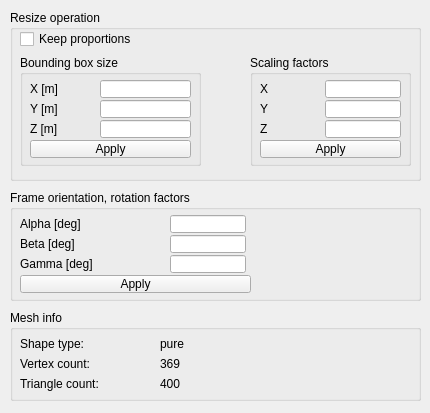
Qt form ui/qdlggeometry.ui (CoppeliaRobotics/coppeliaSimLib) before a commit.
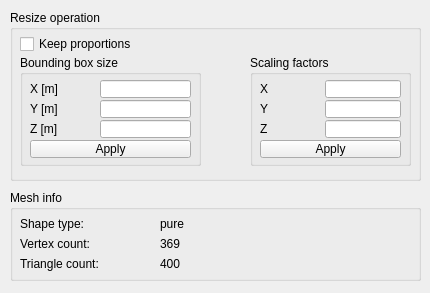
The same form after that commit.

Patch:
```diff
--- a/ui/qdlggeometry.ui
+++ b/ui/qdlggeometry.ui
@@ -7,7 +7,7 @@
     <x>0</x>
     <y>0</y>
     <width>430</width>
-    <height>413</height>
+    <height>293</height>
    </rect>
   </property>
   <property name="windowTitle">
@@ -35,7 +35,7 @@
     <property name="geometry">
      <rect>
       <x>10</x>
-      <y>20</y>
+      <y>25</y>
       <width>221</width>
       <height>18</height>
      </rect>
@@ -250,112 +250,11 @@
     </widget>
    </widget>
   </widget>
-  <widget class="QGroupBox" name="groupBox_4">
-   <property name="geometry">
-    <rect>
-     <x>10</x>
-     <y>190</y>
-     <width>411</width>
-     <height>111</height>
-    </rect>
-   </property>
-   <property name="title">
-    <string>Frame orientation, rotation factors</string>
-   </property>
-   <property name="flat">
-    <bool>false</bool>
-   </property>
-   <widget class="QLineEdit" name="qqGamma">
-    <property name="geometry">
-     <rect>
-      <x>160</x>
-      <y>65</y>
-      <width>76</width>
-      <height>18</height>
-     </rect>
-    </property>
-   </widget>
-   <widget class="QLabel" name="label_7">
-    <property name="geometry">
-     <rect>
-      <x>10</x>
-      <y>65</y>
-      <width>151</width>
-      <height>18</height>
-     </rect>
-    </property>
-    <property name="text">
-     <string>Gamma [deg]</string>
-    </property>
-   </widget>
-   <widget class="QLineEdit" name="qqBeta">
-    <property name="geometry">
-     <rect>
-      <x>160</x>
-      <y>45</y>
-      <width>76</width>
-      <height>18</height>
-     </rect>
-    </property>
-   </widget>
-   <widget class="QLineEdit" name="qqAlpha">
-    <property name="geometry">
-     <rect>
-      <x>160</x>
-      <y>25</y>
-      <width>76</width>
-      <height>18</height>
-     </rect>
-    </property>
-   </widget>
-   <widget class="QLabel" name="label_9">
-    <property name="geometry">
-     <rect>
-      <x>10</x>
-      <y>45</y>
-      <width>151</width>
-      <height>18</height>
-     </rect>
-    </property>
-    <property name="text">
-     <string>Beta [deg]</string>
-    </property>
-   </widget>
-   <widget class="QToolButton" name="qqApplyEuler">
-    <property name="geometry">
-     <rect>
-      <x>10</x>
-      <y>85</y>
-      <width>231</width>
-      <height>18</height>
-     </rect>
-    </property>
-    <property name="focusPolicy">
-     <enum>Qt::StrongFocus</enum>
-    </property>
-    <property name="text">
-     <string>Apply</string>
-    </property>
-   </widget>
-   <widget class="QLabel" name="label_8">
-    <property name="geometry">
-     <rect>
-      <x>10</x>
-      <y>25</y>
-      <width>151</width>
-      <height>18</height>
-     </rect>
-    </property>
-    <property name="text">
-     <string>Alpha [deg]</string>
-    </property>
-   </widget>
-  </widget>
   <widget class="QGroupBox" name="groupBox_6">
    <property name="geometry">
     <rect>
      <x>10</x>
-     <y>310</y>
+     <y>190</y>
      <width>411</width>
      <height>91</height>
     </rect>
```
Left out of the diff: 4 changed lines with no effect on the pictures.
